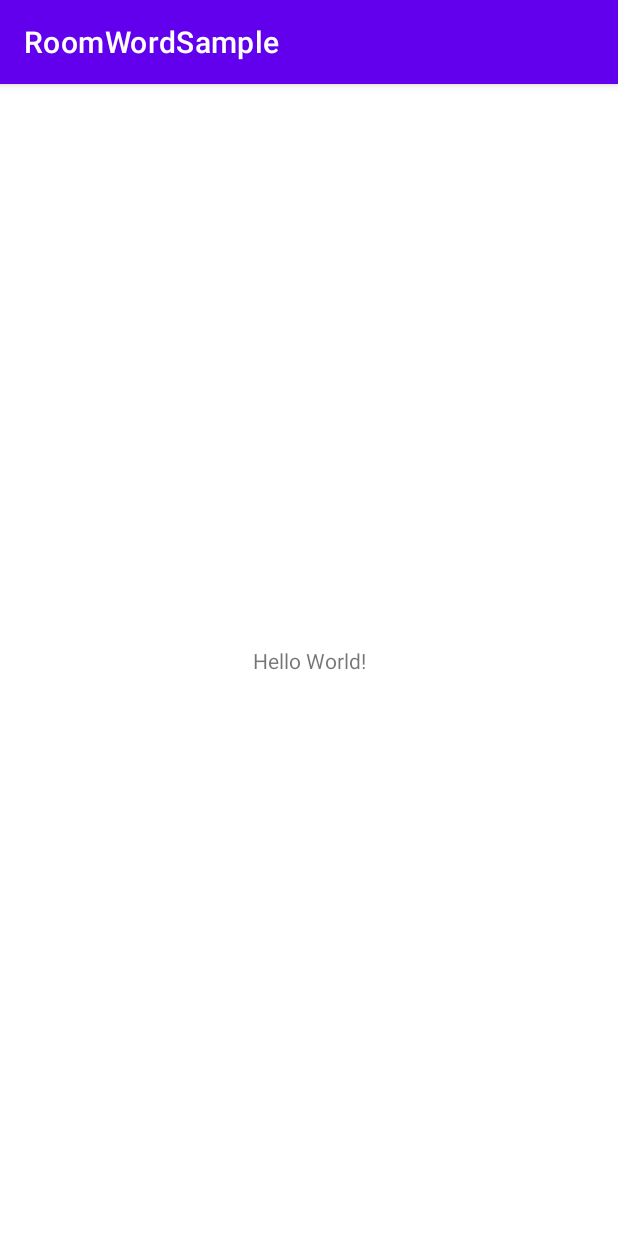
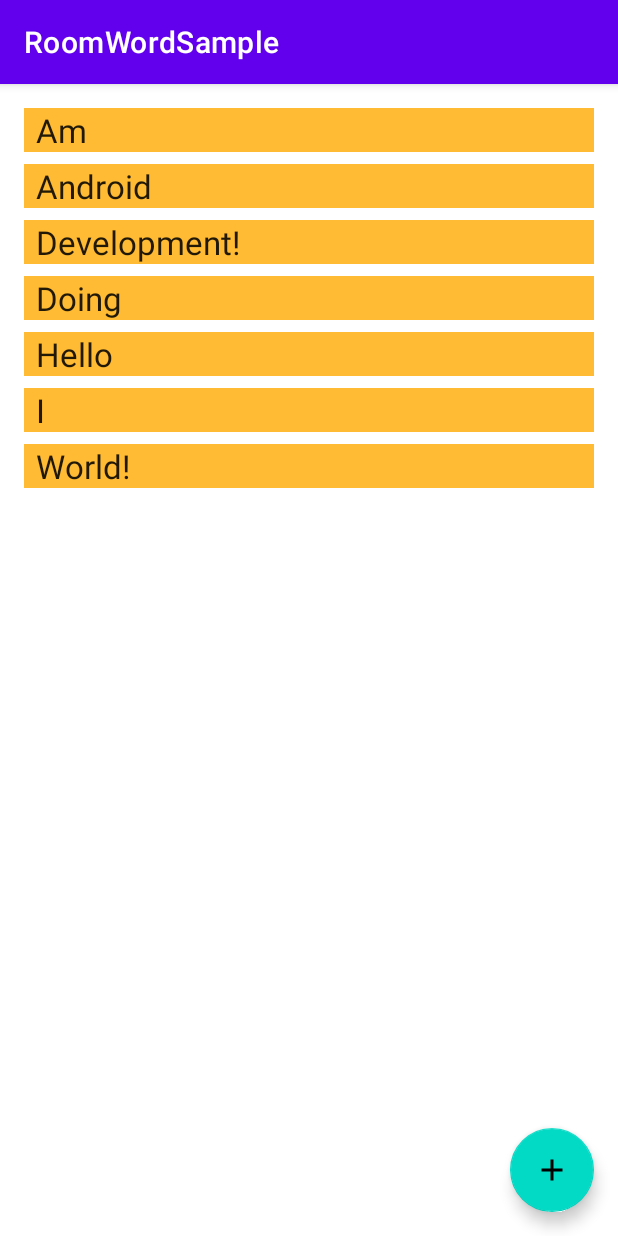
Before and after one commit to greg0702/RoomWordSample, an Android app: the screen it shows after launch (MainActivity), on a phone screen of 412 x 824 dp. Run offline under Robolectric (Android 15) with nearby library versions, the phone set to English and light mode, and no system bars; our stand-ins replace Room's generated code.

Commit message:
Tutorial Complete

```diff
--- a/app/build.gradle
+++ b/app/build.gradle
@@ -38,6 +38,7 @@ dependencies {
     implementation 'androidx.appcompat:appcompat:1.4.1'
     implementation 'com.google.android.material:material:1.5.0'
     implementation 'androidx.constraintlayout:constraintlayout:2.1.3'
+    implementation 'androidx.fragment:fragment-ktx:1.4.1'
 
     //testing
     testImplementation 'junit:junit:4.13.2'
--- a/app/src/main/AndroidManifest.xml
+++ b/app/src/main/AndroidManifest.xml
@@ -3,12 +3,16 @@
     package="my.com.roomwordsample">
 
     <application
+        android:name=".application.WordsApplication"
         android:allowBackup="true"
         android:icon="@mipmap/ic_launcher"
         android:label="@string/app_name"
         android:roundIcon="@mipmap/ic_launcher_round"
         android:supportsRtl="true"
         android:theme="@style/Theme.RoomWordSample">
+        <activity
+            android:name=".NewWordActivity"
+            android:exported="false" />
         <activity
             android:name=".MainActivity"
             android:exported="true">
--- a/app/src/main/java/my/com/roomwordsample/MainActivity.kt
+++ b/app/src/main/java/my/com/roomwordsample/MainActivity.kt
@@ -1,11 +1,60 @@
 package my.com.roomwordsample
 
+import android.app.Activity
+import android.content.Intent
 import androidx.appcompat.app.AppCompatActivity
 import android.os.Bundle
+import android.widget.Toast
+import androidx.activity.viewModels
+import androidx.recyclerview.widget.LinearLayoutManager
+import androidx.recyclerview.widget.RecyclerView
+import com.google.android.material.floatingactionbutton.FloatingActionButton
+import my.com.roomwordsample.adapter.WordListAdapter
+import my.com.roomwordsample.application.WordsApplication
+import my.com.roomwordsample.model.Word
+import my.com.roomwordsample.viewmodel.WordViewModel
+import my.com.roomwordsample.viewmodel.WordViewModelFactory
 
 class MainActivity : AppCompatActivity() {
+
+    private val newWordActivityRequestCode = 1
+    private val wordViewModel: WordViewModel by viewModels {
+        WordViewModelFactory((application as WordsApplication).repository)
+    }
+
     override fun onCreate(savedInstanceState: Bundle?) {
         super.onCreate(savedInstanceState)
         setContentView(R.layout.activity_main)
+
+        val recyclerView = findViewById<RecyclerView>(R.id.recyclerview)
+        val adapter = WordListAdapter()
+        recyclerView.adapter = adapter
+        recyclerView.layoutManager = LinearLayoutManager(this)
+
+        wordViewModel.allWords.observe(this) { words ->
+            // Update the cached copy of the words in the adapter.
+            words.let { adapter.submitList(it) }
+        }
+
+        val fab = findViewById<FloatingActionButton>(R.id.fab)
+        fab.setOnClickListener {
+            val intent = Intent(this@MainActivity, NewWordActivity::class.java)
+            startActivityForResult(intent, newWordActivityRequestCode)
+        }
+
     }
+
+    override fun onActivityResult(requestCode: Int, resultCode: Int, data: Intent?) {
+        super.onActivityResult(requestCode, resultCode, data)
+
+        if (requestCode == newWordActivityRequestCode && resultCode == Activity.RESULT_OK) {
+            data?.getStringExtra(NewWordActivity.EXTRA_REPLY)?.let {
+                val word = Word(it)
+                wordViewModel.insertWord(word)
+            }
+        } else {
+            Toast.makeText(applicationContext, R.string.empty_not_saved, Toast.LENGTH_LONG).show()
+        }
+    }
+
 }
--- /dev/null
+++ b/app/src/main/java/my/com/roomwordsample/adapter/WordListAdapter.kt
@@ -0,0 +1,44 @@
+package my.com.roomwordsample.adapter
+
+import android.view.LayoutInflater
+import android.view.View
+import android.view.ViewGroup
+import android.widget.TextView
+import androidx.recyclerview.widget.DiffUtil
+import androidx.recyclerview.widget.ListAdapter
+import androidx.recyclerview.widget.RecyclerView
+import my.com.roomwordsample.R
+import my.com.roomwordsample.model.Word
+
+class WordListAdapter: ListAdapter<Word, WordListAdapter.WordViewHolder>(WordsComparator()) {
+
+    override fun onCreateViewHolder(parent: ViewGroup, viewType: Int): WordViewHolder {
+        val view: View = LayoutInflater.from(parent.context).inflate(R.layout.recyclerview_item, parent, false)
+        return WordViewHolder(view)
+    }
+
+    override fun onBindViewHolder(holder: WordViewHolder, position: Int) {
+        val current = getItem(position)
+        holder.bind(current.word)
+    }
+
+    class WordViewHolder(itemView: View) : RecyclerView.ViewHolder(itemView) {
+        private val wordItemView: TextView = itemView.findViewById(R.id.textView)
+
+        fun bind(text: String?) {
+            wordItemView.text = text
+        }
+    }
+
+    //define how to compute if two words are the same or the content are the same
+    class WordsComparator : DiffUtil.ItemCallback<Word>() {
+        override fun areItemsTheSame(oldItem: Word, newItem: Word): Boolean {
+            return oldItem === newItem
+        }
+
+        override fun areContentsTheSame(oldItem: Word, newItem: Word): Boolean {
+            return oldItem.word == newItem.word
+        }
+    }
+
+}
--- /dev/null
+++ b/app/src/main/java/my/com/roomwordsample/application/WordsApplication.kt
@@ -0,0 +1,19 @@
+package my.com.roomwordsample.application
+
+import android.app.Application
+import kotlinx.coroutines.CoroutineScope
+import kotlinx.coroutines.SupervisorJob
+import my.com.roomwordsample.data.WordDatabase
+import my.com.roomwordsample.repository.WordRepository
+
+//used to instantiate one instance of database and repository when needed only
+class WordsApplication: Application() {
+
+    //no need to cancel this scope as it will be torn down with the process
+    val applicationScope = CoroutineScope(SupervisorJob())
+
+    //by lazy is used to create the instances when needed rather than app start
+    val database by lazy { WordDatabase.getDbInstance(this, applicationScope) }
+    val repository by lazy { WordRepository(database.wordDao()) }
+
+}
--- a/app/src/main/java/my/com/roomwordsample/data/WordDatabase.kt
+++ b/app/src/main/java/my/com/roomwordsample/data/WordDatabase.kt
@@ -4,6 +4,9 @@ import android.content.Context
 import androidx.room.Database
 import androidx.room.Room
 import androidx.room.RoomDatabase
+import androidx.sqlite.db.SupportSQLiteDatabase
+import kotlinx.coroutines.CoroutineScope
+import kotlinx.coroutines.launch
 import my.com.roomwordsample.model.Word
 
 @Database(entities = [Word::class], version = 1, exportSchema = false)
@@ -11,13 +14,46 @@ abstract class WordDatabase: RoomDatabase() {
 
     abstract fun wordDao(): WordDao
 
+    //used to populate the database when app start
+    private class WordDatabaseCallback(private val scope: CoroutineScope) : RoomDatabase.Callback() {
+
+        override fun onCreate(db: SupportSQLiteDatabase) {
+            super.onCreate(db)
+            INSTANCE?.let { database ->
+                scope.launch { populateDatabase(database.wordDao()) }
+            }
+        }
+
+        suspend fun populateDatabase(wordDao: WordDao) {
+            // Delete all content here.
+            wordDao.deleteAllWord()
+
+            // Add sample words.
+            var word = Word("Hello")
+            wordDao.insert(word)
+            word = Word("World!")
+            wordDao.insert(word)
+            word = Word("I")
+            wordDao.insert(word)
+            word = Word("Am")
+            wordDao.insert(word)
+            word = Word("Doing")
+            wordDao.insert(word)
+            word = Word("Android")
+            wordDao.insert(word)
+            word = Word("Development!")
+            wordDao.insert(word)
+
+        }
+    }
+
     companion object{
 
         //declare singleton to prevent multiple instance open at once as room instance is expensive to open
         @Volatile
         private var INSTANCE: WordDatabase? = null
 
-        fun getDbInstance(context: Context): WordDatabase{
+        fun getDbInstance(context: Context, scope: CoroutineScope): WordDatabase{
 
             val tempInstance = INSTANCE
 
@@ -26,7 +62,8 @@ abstract class WordDatabase: RoomDatabase() {
                 return tempInstance
             }
             synchronized(this){
-                val instance = Room.databaseBuilder(context.applicationContext, WordDatabase::class.java, "word_database").build()
+                val instance = Room.databaseBuilder(context.applicationContext, WordDatabase::class.java, "word_database")
+                    .addCallback(WordDatabaseCallback(scope)).build()
 
                 INSTANCE = instance
 
@@ -34,7 +71,6 @@ abstract class WordDatabase: RoomDatabase() {
             }
 
         }
-
     }
 
 }
--- /dev/null
+++ b/app/src/main/res/drawable/ic_add.xml
@@ -0,0 +1,10 @@
+<vector xmlns:android="http://schemas.android.com/apk/res/android"
+    android:width="24dp"
+    android:height="24dp"
+    android:viewportWidth="24"
+    android:viewportHeight="24"
+    android:tint="?attr/colorControlNormal">
+  <path
+      android:fillColor="@android:color/white"
+      android:pathData="M19,13h-6v6h-2v-6H5v-2h6V5h2v6h6v2z"/>
+</vector>
--- a/app/src/main/res/layout/activity_main.xml
+++ b/app/src/main/res/layout/activity_main.xml
@@ -6,13 +6,25 @@
     android:layout_height="match_parent"
     tools:context=".MainActivity">
 
-    <TextView
-        android:layout_width="wrap_content"
-        android:layout_height="wrap_content"
-        android:text="Hello World!"
+    <androidx.recyclerview.widget.RecyclerView
+        android:id="@+id/recyclerview"
+        android:layout_width="0dp"
+        android:layout_height="0dp"
+        tools:listitem="@layout/recyclerview_item"
+        android:padding="@dimen/big_padding"
         app:layout_constraintBottom_toBottomOf="parent"
         app:layout_constraintLeft_toLeftOf="parent"
         app:layout_constraintRight_toRightOf="parent"
         app:layout_constraintTop_toTopOf="parent" />
 
+    <com.google.android.material.floatingactionbutton.FloatingActionButton
+        android:id="@+id/fab"
+        app:layout_constraintBottom_toBottomOf="parent"
+        app:layout_constraintEnd_toEndOf="parent"
+        android:layout_width="wrap_content"
+        android:layout_height="wrap_content"
+        android:layout_margin="16dp"
+        android:contentDescription="@string/add_word"
+        android:src="@drawable/ic_add"/>
+
 </androidx.constraintlayout.widget.ConstraintLayout>
--- /dev/null
+++ b/app/src/main/res/layout/recyclerview_item.xml
@@ -0,0 +1,14 @@
+<?xml version="1.0" encoding="utf-8"?>
+<LinearLayout xmlns:android="http://schemas.android.com/apk/res/android"
+    android:orientation="vertical"
+    android:layout_width="match_parent"
+    android:layout_height="wrap_content">
+
+    <TextView
+        android:id="@+id/textView"
+        style="@style/word_title"
+        android:layout_width="match_parent"
+        android:layout_height="wrap_content"
+        android:background="@android:color/holo_orange_light" />
+
+</LinearLayout>
--- a/app/src/main/res/values/strings.xml
+++ b/app/src/main/res/values/strings.xml
@@ -1,3 +1,7 @@
 <resources>
     <string name="app_name">RoomWordSample</string>
+    <string name="add_word">Add Word</string>
+    <string name="hint_word">Word…</string>
+    <string name="button_save">Save</string>
+    <string name="empty_not_saved">Word not saved because it is empty.</string>
 </resources>
--- a/app/src/main/res/values/themes.xml
+++ b/app/src/main/res/values/themes.xml
@@ -1,6 +1,6 @@
 <resources xmlns:tools="http://schemas.android.com/tools">
     <!-- Base application theme. -->
-    <style name="Theme.RoomWordSample" parent="Theme.MaterialComponents.DayNight.DarkActionBar">
+    <style name="Theme.RoomWordSample" parent="Theme.MaterialComponents.Light.DarkActionBar">
         <!-- Primary brand color. -->
         <item name="colorPrimary">@color/purple_500</item>
         <item name="colorPrimaryVariant">@color/purple_700</item>
@@ -13,4 +13,13 @@
         <item name="android:statusBarColor" tools:targetApi="l">?attr/colorPrimaryVariant</item>
         <!-- Customize your theme here. -->
     </style>
+
+    <!-- used to increase the word for recycler view items -->
+    <style name="word_title">
+        <item name="android:layout_marginBottom">8dp</item>
+        <item name="android:paddingLeft">8dp</item>
+        <item name="android:background">@android:color/holo_orange_light</item>
+        <item name="android:textAppearance">@android:style/TextAppearance.Large</item>
+    </style>
+
 </resources>
```
Also changed, not shown: app/src/main/java/my/com/roomwordsample/NewWordActivity.kt (added, +40 -0 lines), app/src/main/res/layout/activity_new_word.xml (added, +26 -0 lines), app/src/main/res/values/dimens.xml (added, +7 -0 lines).
